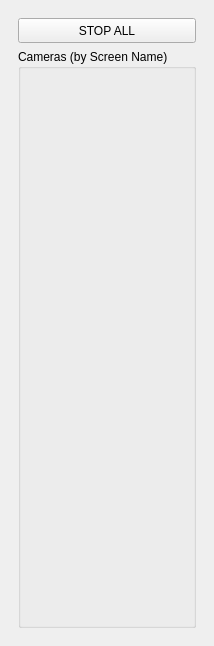
First picture: the form in Apps/screen_status/view/viewSource/Ui_view.ui, repository VELA-CLARA-software/Software, before the edit.
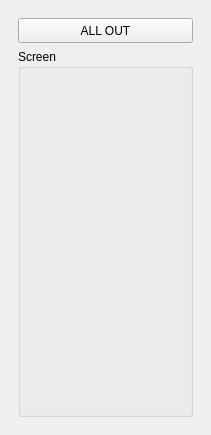
Second picture: the form after the edit.

Commit message: screen_status release - ready for testing in wild

```diff
--- a/Apps/screen_status/view/viewSource/Ui_view.ui
+++ b/Apps/screen_status/view/viewSource/Ui_view.ui
@@ -7,7 +7,7 @@
     <x>0</x>
     <y>0</y>
     <width>211</width>
-    <height>646</height>
+    <height>435</height>
    </rect>
   </property>
   <property name="windowTitle">
@@ -27,14 +27,14 @@
           </size>
          </property>
          <property name="text">
-          <string>STOP ALL</string>
+          <string>ALL OUT</string>
          </property>
         </widget>
        </item>
        <item>
         <widget class="QGroupBox" name="groupBox">
          <property name="title">
-          <string>Cameras (by Screen Name)</string>
+          <string>Screen</string>
          </property>
         </widget>
        </item>
```
Left out of the diff: 2 changed lines with no effect on the pictures. The commit also changes 10 other files.
